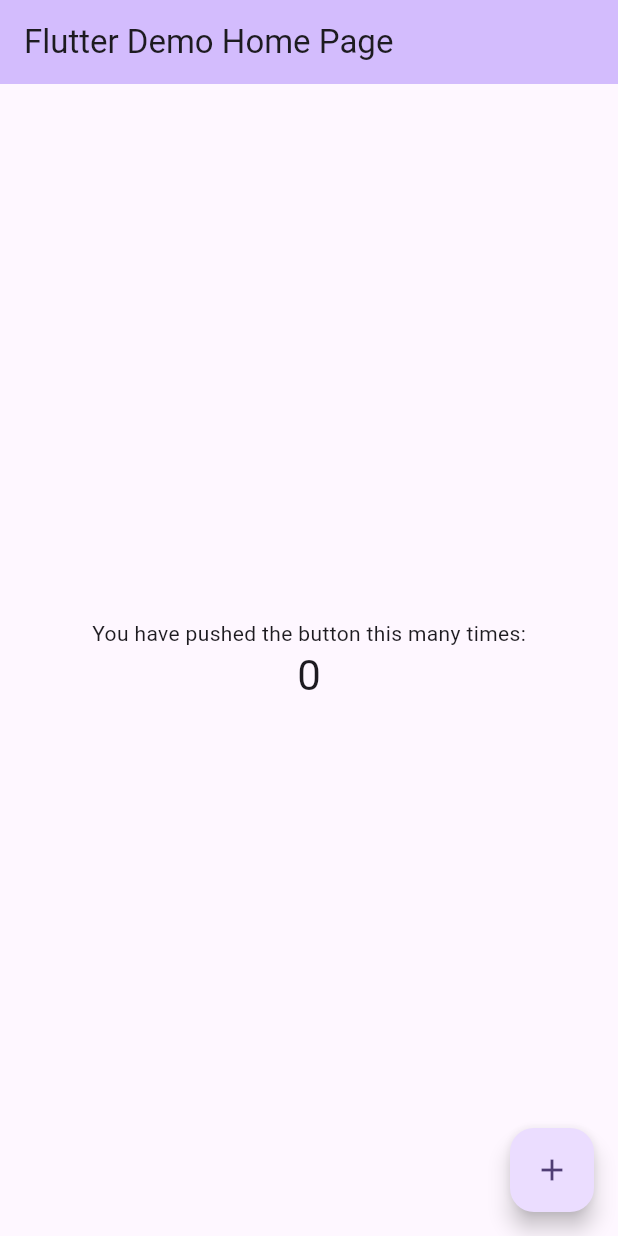
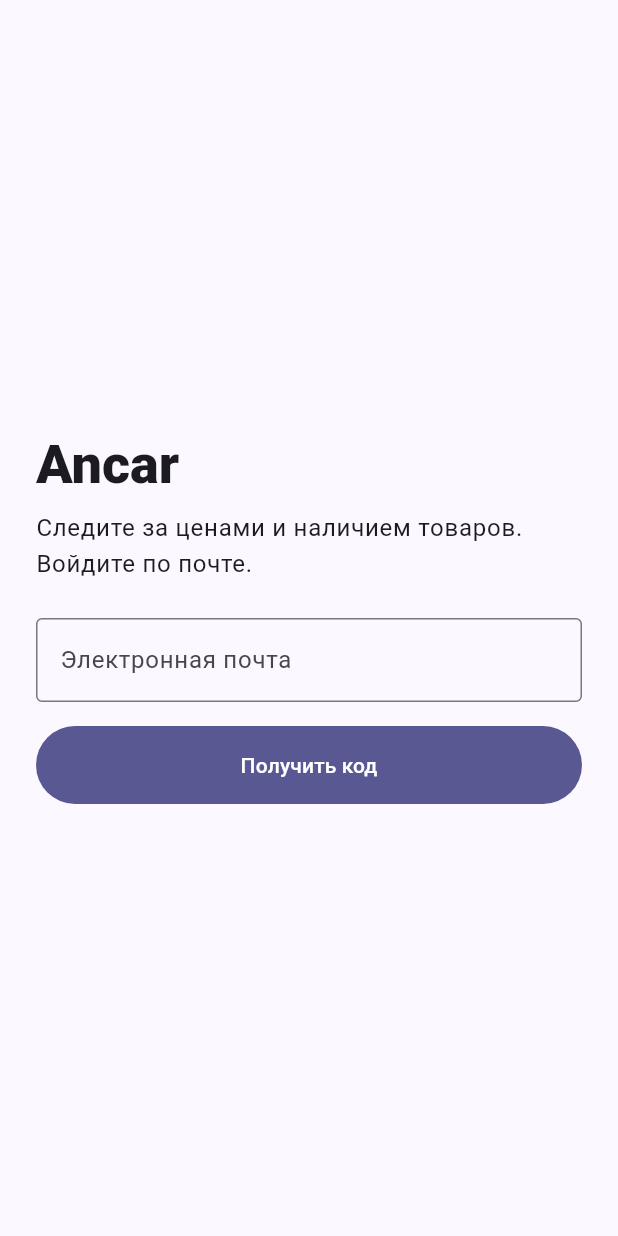
Before and after one commit to medium123099/ancar, a Flutter app: the screen it shows after launch, on a phone screen of 412 x 824 dp. Run offline on Flutter 3.47's test engine with Material 3 defaults, Android fonts, the phone set to English and light mode, and no system bars; our stand-ins replace flutter_riverpod, supabase_flutter; accounts and stored records are empty.

Commit message:
Add Supabase auth with email code

```diff
--- /dev/null
+++ b/app/lib/app.dart
@@ -0,0 +1,38 @@
+import 'package:flutter/material.dart';
+import 'package:supabase_flutter/supabase_flutter.dart';
+
+import 'features/auth/login_screen.dart';
+import 'features/home/home_screen.dart';
+
+class AncarApp extends StatelessWidget {
+  const AncarApp({super.key});
+
+  @override
+  Widget build(BuildContext context) {
+    return MaterialApp(
+      title: 'Ancar',
+      debugShowCheckedModeBanner: false,
+      theme: ThemeData(
+        useMaterial3: true,
+        colorScheme: ColorScheme.fromSeed(seedColor: const Color(0xFF4F46E5)),
+      ),
+      home: const AuthGate(),
+    );
+  }
+}
+
+class AuthGate extends StatelessWidget {
+  const AuthGate({super.key});
+
+  @override
+  Widget build(BuildContext context) {
+    final auth = Supabase.instance.client.auth;
+    return StreamBuilder<AuthState>(
+      stream: auth.onAuthStateChange,
+      builder: (context, snapshot) {
+        final session = snapshot.data?.session ?? auth.currentSession;
+        return session == null ? const LoginScreen() : const HomeScreen();
+      },
+    );
+  }
+}
--- /dev/null
+++ b/app/lib/core/config.dart
@@ -0,0 +1,4 @@
+class AppConfig {
+  static const supabaseUrl = 'https://uyvrhmblvcvdhamhuugw.supabase.co';
+  static const supabaseAnonKey = 'sb_publishable_oA7AztjBmIz5PuidCkf9ew_80CLw83P';
+}
--- /dev/null
+++ b/app/lib/features/auth/login_screen.dart
@@ -0,0 +1,183 @@
+import 'package:flutter/material.dart';
+import 'package:supabase_flutter/supabase_flutter.dart';
+
+class LoginScreen extends StatefulWidget {
+  const LoginScreen({super.key});
+
+  @override
+  State<LoginScreen> createState() => _LoginScreenState();
+}
+
+class _LoginScreenState extends State<LoginScreen> {
+  final _emailCtrl = TextEditingController();
+  final _codeCtrl = TextEditingController();
+  bool _codeSent = false;
+  bool _loading = false;
+  String? _error;
+
+  @override
+  void dispose() {
+    _emailCtrl.dispose();
+    _codeCtrl.dispose();
+    super.dispose();
+  }
+
+  String _friendly(String message) {
+    final m = message.toLowerCase();
+    if (m.contains('rate limit') || m.contains('too many')) {
+      return 'Слишком много попыток. Подождите немного и повторите.';
+    }
+    if (m.contains('expired') || m.contains('invalid')) {
+      return 'Неверный или просроченный код. Запросите новый.';
+    }
+    return 'Не получилось. Повторите попытку.';
+  }
+
+  Future<void> _sendCode() async {
+    final email = _emailCtrl.text.trim();
+    if (!email.contains('@') || !email.contains('.')) {
+      setState(() => _error = 'Введите корректную почту');
+      return;
+    }
+    setState(() {
+      _loading = true;
+      _error = null;
+    });
+    try {
+      await Supabase.instance.client.auth
+          .signInWithOtp(email: email, shouldCreateUser: true);
+      if (!mounted) return;
+      setState(() => _codeSent = true);
+    } on AuthException catch (e) {
+      if (!mounted) return;
+      setState(() => _error = _friendly(e.message));
+    } catch (_) {
+      if (!mounted) return;
+      setState(() => _error =
+          'Не удалось отправить код. Проверьте интернет и повторите.');
+    } finally {
+      if (mounted) setState(() => _loading = false);
+    }
+  }
+
+  Future<void> _verify() async {
+    final code = _codeCtrl.text.trim();
+    if (code.length < 6) {
+      setState(() => _error = 'Введите код из письма');
+      return;
+    }
+    setState(() {
+      _loading = true;
+      _error = null;
+    });
+    try {
+      await Supabase.instance.client.auth.verifyOTP(
+        email: _emailCtrl.text.trim(),
+        token: code,
+        type: OtpType.email,
+      );
+      // Дальше AuthGate сам покажет главный экран.
+    } on AuthException catch (e) {
+      if (!mounted) return;
+      setState(() => _error = _friendly(e.message));
+    } catch (_) {
+      if (!mounted) return;
+      setState(() => _error = 'Не удалось проверить код. Повторите попытку.');
+    } finally {
+      if (mounted) setState(() => _loading = false);
+    }
+  }
+
+  void _changeEmail() {
+    setState(() {
+      _codeSent = false;
+      _codeCtrl.clear();
+      _error = null;
+    });
+  }
+
+  @override
+  Widget build(BuildContext context) {
+    final theme = Theme.of(context);
+    return Scaffold(
+      body: SafeArea(
+        child: Center(
+          child: SingleChildScrollView(
+            padding: const EdgeInsets.all(24),
+            child: ConstrainedBox(
+              constraints: const BoxConstraints(maxWidth: 400),
+              child: Column(
+                crossAxisAlignment: CrossAxisAlignment.stretch,
+                children: [
+                  Text('Ancar',
+                      style: theme.textTheme.displaySmall
+                          ?.copyWith(fontWeight: FontWeight.w800)),
+                  const SizedBox(height: 8),
+                  Text(
+                    _codeSent
+                        ? 'Мы отправили код на ${_emailCtrl.text.trim()}'
+                        : 'Следите за ценами и наличием товаров. Войдите по почте.',
+                    style: theme.textTheme.bodyLarge,
+                  ),
+                  const SizedBox(height: 24),
+                  if (!_codeSent)
+                    TextField(
+                      controller: _emailCtrl,
+                      keyboardType: TextInputType.emailAddress,
+                      autofillHints: const [AutofillHints.email],
+                      textInputAction: TextInputAction.done,
+                      onSubmitted: (_) => _loading ? null : _sendCode(),
+                      decoration: const InputDecoration(
+                        labelText: 'Электронная почта',
+                        border: OutlineInputBorder(),
+                      ),
+                    )
+                  else
+                    TextField(
+                      controller: _codeCtrl,
+                      keyboardType: TextInputType.number,
+                      maxLength: 10,
+                      textInputAction: TextInputAction.done,
+                      onSubmitted: (_) => _loading ? null : _verify(),
+                      decoration: const InputDecoration(
+                        labelText: 'Код из письма',
+                        border: OutlineInputBorder(),
+                      ),
+                    ),
+                  if (_error != null) ...[
+                    const SizedBox(height: 8),
+                    Text(_error!,
+                        style: TextStyle(color: theme.colorScheme.error)),
+                  ],
+                  const SizedBox(height: 16),
+                  FilledButton(
+                    style: FilledButton.styleFrom(
+                        minimumSize: const Size.fromHeight(52)),
+                    onPressed:
+                        _loading ? null : (_codeSent ? _verify : _sendCode),
+                    child: _loading
+                        ? const SizedBox(
+                            width: 22,
+                            height: 22,
+                            child: CircularProgressIndicator(strokeWidth: 2.5),
+                          )
+                        : Text(_codeSent ? 'Войти' : 'Получить код'),
+                  ),
+                  if (_codeSent) ...[
+                    const SizedBox(height: 8),
+                    TextButton(
+                      style: TextButton.styleFrom(
+                          minimumSize: const Size.fromHeight(48)),
+                      onPressed: _loading ? null : _changeEmail,
+                      child: const Text('Изменить почту'),
+                    ),
+                  ],
+                ],
+              ),
+            ),
+          ),
+        ),
+      ),
+    );
+  }
+}
--- a/app/lib/main.dart
+++ b/app/lib/main.dart
@@ -1,122 +1,15 @@
 import 'package:flutter/material.dart';
+import 'package:flutter_riverpod/flutter_riverpod.dart';
+import 'package:supabase_flutter/supabase_flutter.dart';
 
-void main() {
-  runApp(const MyApp());
+import 'app.dart';
+import 'core/config.dart';
+
+Future<void> main() async {
+  WidgetsFlutterBinding.ensureInitialized();
+  await Supabase.initialize(
+    url: AppConfig.supabaseUrl,
+    anonKey: AppConfig.supabaseAnonKey,
+  );
+  runApp(const ProviderScope(child: AncarApp()));
 }
-
-class MyApp extends StatelessWidget {
-  const MyApp({super.key});
-
-  // This widget is the root of your application.
-  @override
-  Widget build(BuildContext context) {
-    return MaterialApp(
-      title: 'Flutter Demo',
-      theme: ThemeData(
-        // This is the theme of your application.
-        //
-        // TRY THIS: Try running your application with "flutter run". You'll see
-        // the application has a purple toolbar. Then, without quitting the app,
-        // try changing the seedColor in the colorScheme below to Colors.green
-        // and then invoke "hot reload" (save your changes or press the "hot
-        // reload" button in a Flutter-supported IDE, or press "r" if you used
-        // the command line to start the app).
-        //
-        // Notice that the counter didn't reset back to zero; the application
-        // state is not lost during the reload. To reset the state, use hot
-        // restart instead.
-        //
-        // This works for code too, not just values: Most code changes can be
-        // tested with just a hot reload.
-        colorScheme: .fromSeed(seedColor: Colors.deepPurple),
-      ),
-      home: const MyHomePage(title: 'Flutter Demo Home Page'),
-    );
-  }
-}
-
-class MyHomePage extends StatefulWidget {
-  const MyHomePage({super.key, required this.title});
-
-  // This widget is the home page of your application. It is stateful, meaning
-  // that it has a State object (defined below) that contains fields that affect
-  // how it looks.
-
-  // This class is the configuration for the state. It holds the values (in this
-  // case the title) provided by the parent (in this case the App widget) and
-  // used by the build method of the State. Fields in a Widget subclass are
-  // always marked "final".
-
-  final String title;
-
-  @override
-  State<MyHomePage> createState() => _MyHomePageState();
-}
-
-class _MyHomePageState extends State<MyHomePage> {
-  int _counter = 0;
-
-  void _incrementCounter() {
-    setState(() {
-      // This call to setState tells the Flutter framework that something has
-      // changed in this State, which causes it to rerun the build method below
-      // so that the display can reflect the updated values. If we changed
-      // _counter without calling setState(), then the build method would not be
-      // called again, and so nothing would appear to happen.
-      _counter++;
-    });
-  }
-
-  @override
-  Widget build(BuildContext context) {
-    // This method is rerun every time setState is called, for instance as done
-    // by the _incrementCounter method above.
-    //
-    // The Flutter framework has been optimized to make rerunning build methods
-    // fast, so that you can just rebuild anything that needs updating rather
-    // than having to individually change instances of widgets.
-    return Scaffold(
-      appBar: AppBar(
-        // TRY THIS: Try changing the color here to a specific color (to
-        // Colors.amber, perhaps?) and trigger a hot reload to see the AppBar
-        // change color while the other colors stay the same.
-        backgroundColor: Theme.of(context).colorScheme.inversePrimary,
-        // Here we take the value from the MyHomePage object that was created by
-        // the App.build method, and use it to set our appbar title.
-        title: Text(widget.title),
-      ),
-      body: Center(
-        // Center is a layout widget. It takes a single child and positions it
-        // in the middle of the parent.
-        child: Column(
-          // Column is also a layout widget. It takes a list of children and
-          // arranges them vertically. By default, it sizes itself to fit its
-          // children horizontally, and tries to be as tall as its parent.
-          //
-          // Column has various properties to control how it sizes itself and
-          // how it positions its children. Here we use mainAxisAlignment to
-          // center the children vertically; the main axis here is the vertical
-          // axis because Columns are vertical (the cross axis would be
-          // horizontal).
-          //
-          // TRY THIS: Invoke "debug painting" (choose the "Toggle Debug Paint"
-          // action in the IDE, or press "p" in the console), to see the
-          // wireframe for each widget.
-          mainAxisAlignment: .center,
-          children: [
-            const Text('You have pushed the button this many times:'),
-            Text(
-              '$_counter',
-              style: Theme.of(context).textTheme.headlineMedium,
-            ),
-          ],
-        ),
-      ),
-      floatingActionButton: FloatingActionButton(
-        onPressed: _incrementCounter,
-        tooltip: 'Increment',
-        child: const Icon(Icons.add),
-      ),
-    );
-  }
-}
--- /dev/null
+++ b/supabase/migrations/lib/core/config.dart
@@ -0,0 +1,4 @@
+class AppConfig {
+  static const supabaseUrl = 'https://uyvrhmblvcvdhamhuugw.supabase.co';
+  static const supabaseAnonKey = 'sb_publishable_oA7AztjBmIz5PuidCkf9ew_80CLw83P';
+}
```
Also changed, not shown: app/lib/features/home/home_screen.dart (added, +35 -0 lines).
